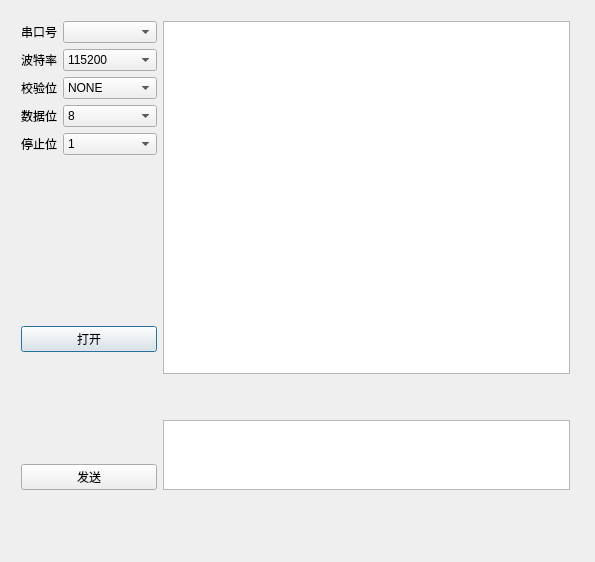
caojiahao12/-, file Uarthelper/dialog.ui: the form before one commit.
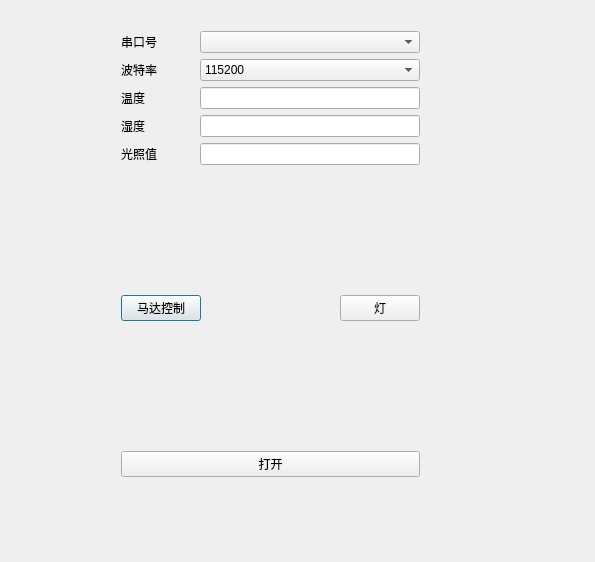
The form after the commit.

The edit to the form file:
```diff
--- a/Uarthelper/dialog.ui
+++ b/Uarthelper/dialog.ui
@@ -13,22 +13,18 @@
   <property name="windowTitle">
    <string>串口调试助手</string>
   </property>
-  <widget class="QWidget" name="layoutWidget">
+  <widget class="QWidget" name="">
    <property name="geometry">
     <rect>
-     <x>10</x>
-     <y>10</y>
-     <width>571</width>
-     <height>491</height>
+     <x>110</x>
+     <y>20</y>
+     <width>321</width>
+     <height>468</height>
     </rect>
    </property>
-   <layout class="QHBoxLayout" name="horizontalLayout_6" stretch="1,3">
-    <item>
-     <layout class="QVBoxLayout" name="verticalLayout_3">
-      <item>
        <layout class="QVBoxLayout" name="verticalLayout">
         <item>
-         <layout class="QHBoxLayout" name="horizontalLayout" stretch="1,3">
+     <layout class="QHBoxLayout" name="horizontalLayout_4" stretch="1,3">
           <item>
            <widget class="QLabel" name="label">
             <property name="text">
@@ -42,7 +38,7 @@
          </layout>
         </item>
         <item>
-         <layout class="QHBoxLayout" name="horizontalLayout_2" stretch="1,3">
+     <layout class="QHBoxLayout" name="horizontalLayout_5" stretch="1,3">
           <item>
            <widget class="QLabel" name="label_2">
             <property name="text">
@@ -76,95 +72,84 @@
           <item>
            <widget class="QLabel" name="label_3">
             <property name="text">
-             <string>校验位</string>
+         <string>温度</string>
             </property>
            </widget>
           </item>
           <item>
-           <widget class="QComboBox" name="CBoxParity">
-            <item>
-             <property name="text">
-              <string>NONE</string>
-             </property>
-            </item>
-            <item>
-             <property name="text">
-              <string>ODD</string>
-             </property>
+       <widget class="QLineEdit" name="lineEdit_tem"/>
+      </item>
+     </layout>
             </item>
             <item>
+     <layout class="QHBoxLayout" name="horizontalLayout_2" stretch="1,3">
+      <item>
+       <widget class="QLabel" name="label_hum">
              <property name="text">
-              <string>EVEN</string>
-             </property>
-            </item>
-           </widget>
-          </item>
+         <string>湿度</string>
+        </property>
+       </widget>
+      </item>
+      <item>
+       <widget class="QLineEdit" name="lineEdit_hum"/>
+      </item>
          </layout>
         </item>
         <item>
-         <layout class="QHBoxLayout" name="horizontalLayout_4" stretch="1,3">
+     <layout class="QHBoxLayout" name="horizontalLayout" stretch="1,3">
           <item>
-           <widget class="QLabel" name="label_4">
+       <widget class="QLabel" name="label_lum">
             <property name="text">
-             <string>数据位</string>
+         <string>光照值</string>
             </property>
            </widget>
           </item>
           <item>
-           <widget class="QComboBox" name="CBoxDataBits">
-            <item>
-             <property name="text">
-              <string>8</string>
-             </property>
-            </item>
-            <item>
-             <property name="text">
-              <string>7</string>
-             </property>
+       <widget class="QLineEdit" name="lineEdit_lum"/>
+      </item>
+     </layout>
             </item>
             <item>
-             <property name="text">
-              <string>6</string>
-             </property>
-            </item>
-            <item>
-             <property name="text">
-              <string>5</string>
-             </property>
-            </item>
-           </widget>
-          </item>
-         </layout>
-        </item>
+     <spacer name="verticalSpacer">
+      <property name="orientation">
+       <enum>Qt::Vertical</enum>
+      </property>
+      <property name="sizeHint" stdset="0">
+       <size>
+        <width>20</width>
+        <height>108</height>
+       </size>
+      </property>
+     </spacer>
+    </item>
         <item>
-         <layout class="QHBoxLayout" name="horizontalLayout_5" stretch="1,3">
+     <layout class="QHBoxLayout" name="horizontalLayout_6">
           <item>
-           <widget class="QLabel" name="label_5">
+       <widget class="QPushButton" name="pushButton_motor">
             <property name="text">
-             <string>停止位</string>
+         <string>马达控制</string>
             </property>
            </widget>
           </item>
           <item>
-           <widget class="QComboBox" name="CBoxStopBits">
-            <item>
-             <property name="text">
-              <string>1</string>
-             </property>
-            </item>
-            <item>
-             <property name="text">
-              <string>1.5</string>
-             </property>
+       <spacer name="horizontalSpacer">
+        <property name="orientation">
+         <enum>Qt::Horizontal</enum>
+        </property>
+        <property name="sizeHint" stdset="0">
+         <size>
+          <width>40</width>
+          <height>20</height>
+         </size>
+        </property>
+       </spacer>
             </item>
             <item>
+       <widget class="QPushButton" name="pushButton_light">
              <property name="text">
-              <string>2</string>
-             </property>
-            </item>
-           </widget>
-          </item>
-         </layout>
+         <string>灯</string>
+        </property>
+       </widget>
         </item>
        </layout>
       </item>
@@ -176,80 +161,17 @@
         <property name="sizeHint" stdset="0">
          <size>
           <width>20</width>
-          <height>78</height>
+        <height>68</height>
          </size>
         </property>
        </spacer>
       </item>
-      <item>
-       <layout class="QVBoxLayout" name="verticalLayout_2">
         <item>
          <widget class="QPushButton" name="BtnOpen">
           <property name="text">
            <string>打开</string>
           </property>
          </widget>
-        </item>
-        <item>
-         <spacer name="verticalSpacer">
-          <property name="orientation">
-           <enum>Qt::Vertical</enum>
-          </property>
-          <property name="sizeHint" stdset="0">
-           <size>
-            <width>20</width>
-            <height>40</height>
-           </size>
-          </property>
-         </spacer>
-        </item>
-        <item>
-         <widget class="QPushButton" name="BtnSend">
-          <property name="text">
-           <string>发送</string>
-          </property>
-         </widget>
-        </item>
-       </layout>
-      </item>
-     </layout>
-    </item>
-    <item>
-     <layout class="QVBoxLayout" name="verticalLayout_4">
-      <item>
-       <widget class="QTextEdit" name="TditRecv">
-        <property name="sizePolicy">
-         <sizepolicy hsizetype="Expanding" vsizetype="Expanding">
-          <horstretch>0</horstretch>
-          <verstretch>6</verstretch>
-         </sizepolicy>
-        </property>
-       </widget>
-      </item>
-      <item>
-       <spacer name="verticalSpacer_3">
-        <property name="orientation">
-         <enum>Qt::Vertical</enum>
-        </property>
-        <property name="sizeHint" stdset="0">
-         <size>
-          <width>20</width>
-          <height>40</height>
-         </size>
-        </property>
-       </spacer>
-      </item>
-      <item>
-       <widget class="QTextEdit" name="TeditSend">
-        <property name="sizePolicy">
-         <sizepolicy hsizetype="Expanding" vsizetype="Expanding">
-          <horstretch>0</horstretch>
-          <verstretch>1</verstretch>
-         </sizepolicy>
-        </property>
-       </widget>
-      </item>
-     </layout>
     </item>
    </layout>
   </widget>
```
Left out of the diff: 2 changed lines with no effect on the pictures. Lines whose indentation alone changed are shown as unchanged.
